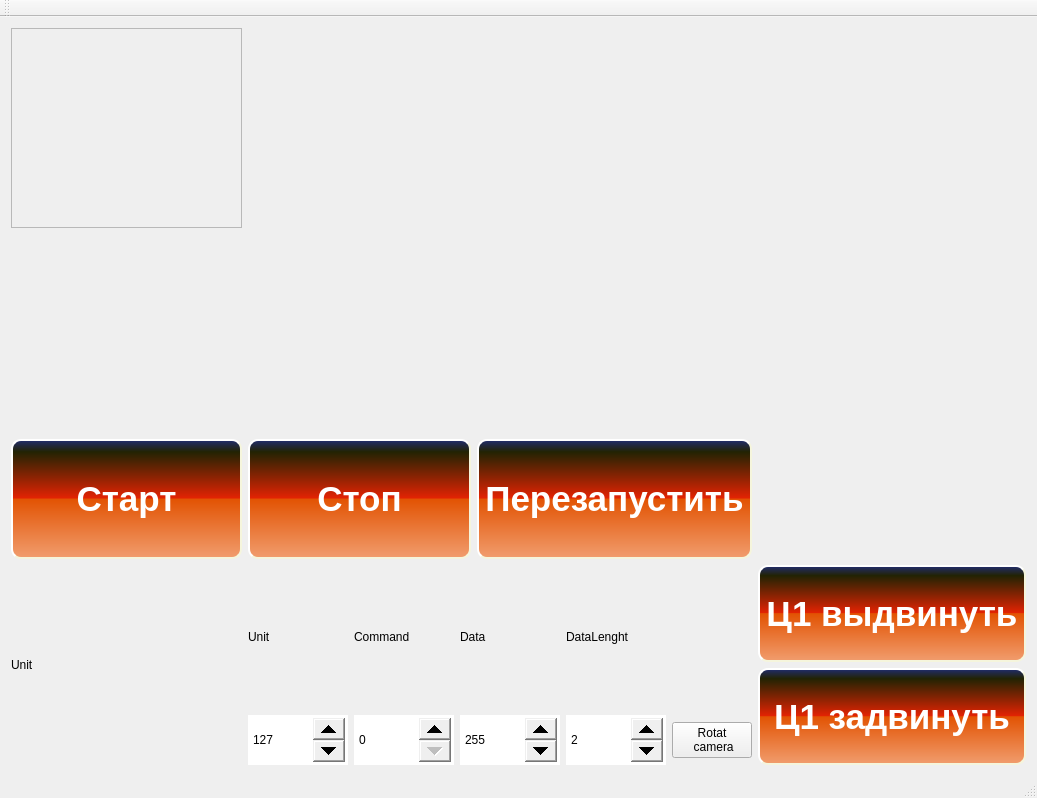
The window that mainwindow.ui (andreyshmelev/strength-test-with-camera-and-qcustomplot) describes before a commit, drawn with Qt 5.
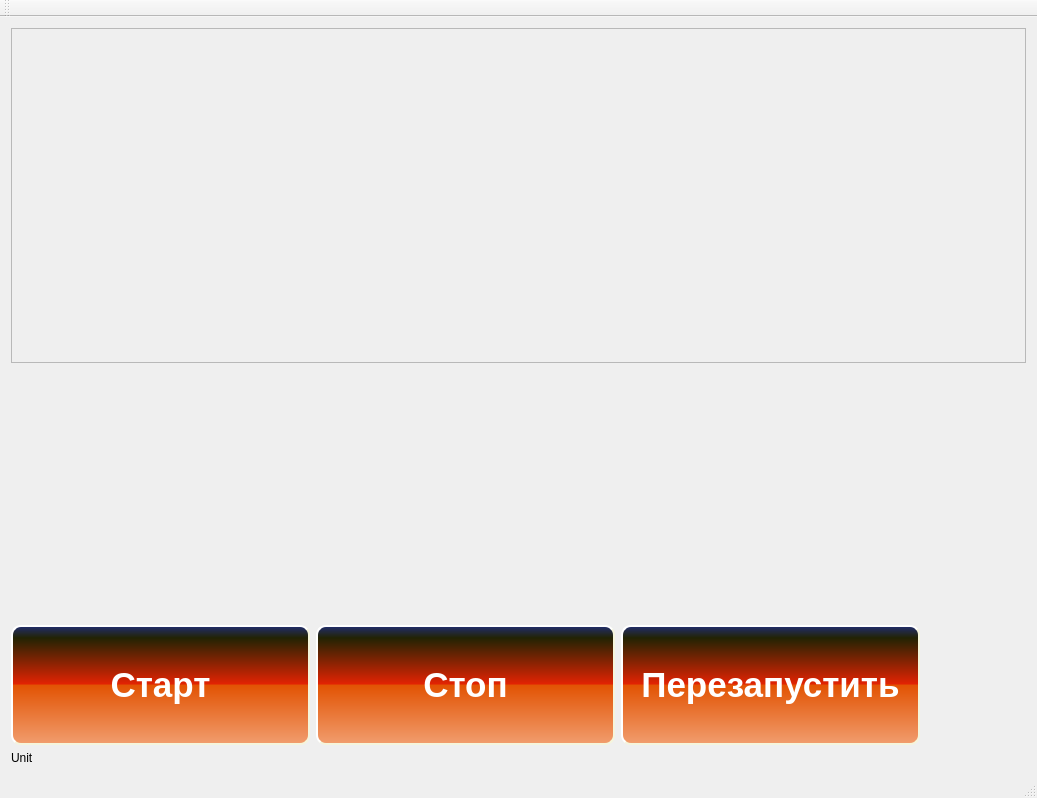
The same window after the commit. Custom widgets are drawn as their Qt base class.

Commit message: делаем дизайн и настройки

Patch:
```diff
--- a/mainwindow.ui
+++ b/mainwindow.ui
@@ -27,8 +27,252 @@
 }</string>
   </property>
   <widget class="QWidget" name="centralWidget">
-   <layout class="QGridLayout" name="gridLayout_3">
-    <item row="0" column="0">
+   <layout class="QGridLayout" name="gridLayout_2">
+    <item row="1" column="0">
+     <widget class="QCustomPlot" name="customPlot" native="true">
+      <property name="sizePolicy">
+       <sizepolicy hsizetype="Expanding" vsizetype="Expanding">
+        <horstretch>0</horstretch>
+        <verstretch>0</verstretch>
+       </sizepolicy>
+      </property>
+      <property name="maximumSize">
+       <size>
+        <width>16777215</width>
+        <height>250</height>
+       </size>
+      </property>
+     </widget>
+    </item>
+    <item row="1" column="1">
+     <widget class="QCustomPlot" name="customPlot_2" native="true">
+      <property name="sizePolicy">
+       <sizepolicy hsizetype="Preferred" vsizetype="Expanding">
+        <horstretch>0</horstretch>
+        <verstretch>0</verstretch>
+       </sizepolicy>
+      </property>
+      <property name="minimumSize">
+       <size>
+        <width>100</width>
+        <height>0</height>
+       </size>
+      </property>
+      <property name="maximumSize">
+       <size>
+        <width>250</width>
+        <height>250</height>
+       </size>
+      </property>
+     </widget>
+    </item>
+    <item row="2" column="0">
+     <layout class="QGridLayout" name="gridLayout">
+      <item row="0" column="0">
+       <widget class="QPushButton" name="startButton">
+        <property name="sizePolicy">
+         <sizepolicy hsizetype="Minimum" vsizetype="Expanding">
+          <horstretch>0</horstretch>
+          <verstretch>0</verstretch>
+         </sizepolicy>
+        </property>
+        <property name="maximumSize">
+         <size>
+          <width>16777215</width>
+          <height>120</height>
+         </size>
+        </property>
+        <property name="font">
+         <font>
+          <pointsize>-1</pointsize>
+          <weight>75</weight>
+          <italic>false</italic>
+          <bold>true</bold>
+         </font>
+        </property>
+        <property name="styleSheet">
+         <string notr="true">QPushButton 
+{
+background-color: QLinearGradient( x1: 0, y1: 0, x2: 0, y2: 1, stop: 0 #212D6E, stop: 0.1 #222303, stop: 0.49 #E22303, stop: 0.5 #E25303, stop: 1 #F19D6E);
+
+
+    border-style: outset;
+    border-width: 2px;
+    border-radius: 10px;
+    border-color: beige;
+    font: bold 35px; color: white;
+    padding: 6px;
+}
+
+
+
+QPushButton:disabled 
+{
+background-color: qlineargradient(spread:pad, x1:0, y1:0, x2:1, y2:0, stop:0 rgba(226,83,3, 70), stop:1 rgba(226,83,3, 70));
+    border-style: outset;
+    border-width: 2px;
+    border-radius: 10px;
+    border-color: beige;
+    font: bold 35px; color: white;
+    padding: 6px;
+}
+
+QPushButton:pressed 
+{
+background-color: qlineargradient(spread:pad, x1:0, y1:0, x2:0, y2:1, stop:0 rgba(0xe2,0x3c,0x03, 255), stop:1 rgba(226,83,3, 255));
+    border-style: outset;
+    border-width: 2px;
+    border-radius: 10px;
+    border-color: beige;
+    font: bold 35px; color: white;
+    padding: 6px;
+}</string>
+        </property>
+        <property name="text">
+         <string>Старт</string>
+        </property>
+       </widget>
+      </item>
+      <item row="0" column="1">
+       <widget class="QPushButton" name="stopbutton">
+        <property name="sizePolicy">
+         <sizepolicy hsizetype="Minimum" vsizetype="Expanding">
+          <horstretch>0</horstretch>
+          <verstretch>0</verstretch>
+         </sizepolicy>
+        </property>
+        <property name="maximumSize">
+         <size>
+          <width>16777215</width>
+          <height>120</height>
+         </size>
+        </property>
+        <property name="font">
+         <font>
+          <pointsize>-1</pointsize>
+          <weight>75</weight>
+          <italic>false</italic>
+          <bold>true</bold>
+         </font>
+        </property>
+        <property name="styleSheet">
+         <string notr="true">QPushButton 
+{
+background-color: QLinearGradient( x1: 0, y1: 0, x2: 0, y2: 1, stop: 0 #212D6E, stop: 0.1 #222303, stop: 0.49 #E22303, stop: 0.5 #E25303, stop: 1 #F19D6E);
+
+
+    border-style: outset;
+    border-width: 2px;
+    border-radius: 10px;
+    border-color: beige;
+    font: bold 35px; color: white;
+    padding: 6px;
+}
+
+
+
+QPushButton:disabled 
+{
+background-color: qlineargradient(spread:pad, x1:0, y1:0, x2:1, y2:0, stop:0 rgba(226,83,3, 70), stop:1 rgba(226,83,3, 70));
+    border-style: outset;
+    border-width: 2px;
+    border-radius: 10px;
+    border-color: beige;
+    font: bold 35px; color: white;
+    padding: 6px;
+}
+
+QPushButton:pressed 
+{
+background-color: qlineargradient(spread:pad, x1:0, y1:0, x2:0, y2:1, stop:0 rgba(0xe2,0x3c,0x03, 255), stop:1 rgba(226,83,3, 255));
+    border-style: outset;
+    border-width: 2px;
+    border-radius: 10px;
+    border-color: beige;
+    font: bold 35px; color: white;
+    padding: 6px;
+}</string>
+        </property>
+        <property name="text">
+         <string>Стоп</string>
+        </property>
+       </widget>
+      </item>
+      <item row="0" column="2">
+       <widget class="QPushButton" name="restartbutton">
+        <property name="sizePolicy">
+         <sizepolicy hsizetype="Minimum" vsizetype="Expanding">
+          <horstretch>0</horstretch>
+          <verstretch>0</verstretch>
+         </sizepolicy>
+        </property>
+        <property name="maximumSize">
+         <size>
+          <width>16777215</width>
+          <height>120</height>
+         </size>
+        </property>
+        <property name="font">
+         <font>
+          <pointsize>-1</pointsize>
+          <weight>75</weight>
+          <italic>false</italic>
+          <bold>true</bold>
+         </font>
+        </property>
+        <property name="styleSheet">
+         <string notr="true">QPushButton 
+{
+background-color: QLinearGradient( x1: 0, y1: 0, x2: 0, y2: 1, stop: 0 #212D6E, stop: 0.1 #222303, stop: 0.49 #E22303, stop: 0.5 #E25303, stop: 1 #F19D6E);
+
+
+    border-style: outset;
+    border-width: 2px;
+    border-radius: 10px;
+    border-color: beige;
+    font: bold 35px; color: white;
+    padding: 6px;
+}
+
+
+
+QPushButton:disabled 
+{
+background-color: qlineargradient(spread:pad, x1:0, y1:0, x2:1, y2:0, stop:0 rgba(226,83,3, 70), stop:1 rgba(226,83,3, 70));
+    border-style: outset;
+    border-width: 2px;
+    border-radius: 10px;
+    border-color: beige;
+    font: bold 35px; color: white;
+    padding: 6px;
+}
+
+QPushButton:pressed 
+{
+background-color: qlineargradient(spread:pad, x1:0, y1:0, x2:0, y2:1, stop:0 rgba(0xe2,0x3c,0x03, 255), stop:1 rgba(226,83,3, 255));
+    border-style: outset;
+    border-width: 2px;
+    border-radius: 10px;
+    border-color: beige;
+    font: bold 35px; color: white;
+    padding: 6px;
+}</string>
+        </property>
+        <property name="text">
+         <string>Перезапустить</string>
+        </property>
+       </widget>
+      </item>
+     </layout>
+    </item>
+    <item row="3" column="0">
+     <widget class="QLabel" name="message">
+      <property name="text">
+       <string>Unit</string>
+      </property>
+     </widget>
+    </item>
+    <item row="0" column="0" colspan="2">
      <widget class="QScrollArea" name="scrollArea">
       <property name="widgetResizable">
        <bool>true</bool>
@@ -38,512 +282,13 @@
         <rect>
          <x>0</x>
          <y>0</y>
-         <width>200</width>
-         <height>188</height>
+         <width>1013</width>
+         <height>223</height>
         </rect>
        </property>
       </widget>
      </widget>
     </item>
-    <item row="2" column="0">
-     <widget class="QPushButton" name="startButton">
-      <property name="sizePolicy">
-       <sizepolicy hsizetype="Minimum" vsizetype="Expanding">
-        <horstretch>0</horstretch>
-        <verstretch>0</verstretch>
-       </sizepolicy>
-      </property>
-      <property name="maximumSize">
-       <size>
-        <width>16777215</width>
-        <height>120</height>
-       </size>
-      </property>
-      <property name="font">
-       <font>
-        <pointsize>-1</pointsize>
-        <weight>75</weight>
-        <italic>false</italic>
-        <bold>true</bold>
-       </font>
-      </property>
-      <property name="styleSheet">
-       <string notr="true">QPushButton 
-{
-background-color: QLinearGradient( x1: 0, y1: 0, x2: 0, y2: 1, stop: 0 #212D6E, stop: 0.1 #222303, stop: 0.49 #E22303, stop: 0.5 #E25303, stop: 1 #F19D6E);
-
-
-    border-style: outset;
-    border-width: 2px;
-    border-radius: 10px;
-    border-color: beige;
-    font: bold 35px; color: white;
-    padding: 6px;
-}
-
-
-
-QPushButton:disabled 
-{
-background-color: qlineargradient(spread:pad, x1:0, y1:0, x2:1, y2:0, stop:0 rgba(226,83,3, 70), stop:1 rgba(226,83,3, 70));
-    border-style: outset;
-    border-width: 2px;
-    border-radius: 10px;
-    border-color: beige;
-    font: bold 35px; color: white;
-    padding: 6px;
-}
-
-QPushButton:pressed 
-{
-background-color: qlineargradient(spread:pad, x1:0, y1:0, x2:0, y2:1, stop:0 rgba(0xe2,0x3c,0x03, 255), stop:1 rgba(226,83,3, 255));
-    border-style: outset;
-    border-width: 2px;
-    border-radius: 10px;
-    border-color: beige;
-    font: bold 35px; color: white;
-    padding: 6px;
-}</string>
-      </property>
-      <property name="text">
-       <string>Старт</string>
-      </property>
-     </widget>
-    </item>
-    <item row="2" column="1">
-     <widget class="QPushButton" name="stopbutton">
-      <property name="sizePolicy">
-       <sizepolicy hsizetype="Minimum" vsizetype="Expanding">
-        <horstretch>0</horstretch>
-        <verstretch>0</verstretch>
-       </sizepolicy>
-      </property>
-      <property name="maximumSize">
-       <size>
-        <width>16777215</width>
-        <height>120</height>
-       </size>
-      </property>
-      <property name="font">
-       <font>
-        <pointsize>-1</pointsize>
-        <weight>75</weight>
-        <italic>false</italic>
-        <bold>true</bold>
-       </font>
-      </property>
-      <property name="styleSheet">
-       <string notr="true">QPushButton 
-{
-background-color: QLinearGradient( x1: 0, y1: 0, x2: 0, y2: 1, stop: 0 #212D6E, stop: 0.1 #222303, stop: 0.49 #E22303, stop: 0.5 #E25303, stop: 1 #F19D6E);
-
-
-    border-style: outset;
-    border-width: 2px;
-    border-radius: 10px;
-    border-color: beige;
-    font: bold 35px; color: white;
-    padding: 6px;
-}
-
-
-
-QPushButton:disabled 
-{
-background-color: qlineargradient(spread:pad, x1:0, y1:0, x2:1, y2:0, stop:0 rgba(226,83,3, 70), stop:1 rgba(226,83,3, 70));
-    border-style: outset;
-    border-width: 2px;
-    border-radius: 10px;
-    border-color: beige;
-    font: bold 35px; color: white;
-    padding: 6px;
-}
-
-QPushButton:pressed 
-{
-background-color: qlineargradient(spread:pad, x1:0, y1:0, x2:0, y2:1, stop:0 rgba(0xe2,0x3c,0x03, 255), stop:1 rgba(226,83,3, 255));
-    border-style: outset;
-    border-width: 2px;
-    border-radius: 10px;
-    border-color: beige;
-    font: bold 35px; color: white;
-    padding: 6px;
-}</string>
-      </property>
-      <property name="text">
-       <string>Стоп</string>
-      </property>
-     </widget>
-    </item>
-    <item row="3" column="0">
-     <widget class="QLabel" name="message">
-      <property name="text">
-       <string>Unit</string>
-      </property>
-     </widget>
-    </item>
-    <item row="3" column="1" colspan="2">
-     <layout class="QGridLayout" name="gridLayout">
-      <item row="0" column="1">
-       <widget class="QLabel" name="label_6">
-        <property name="text">
-         <string>Command</string>
-        </property>
-       </widget>
-      </item>
-      <item row="0" column="2">
-       <widget class="QLabel" name="label_7">
-        <property name="text">
-         <string>Data</string>
-        </property>
-       </widget>
-      </item>
-      <item row="0" column="0">
-       <widget class="QLabel" name="label_5">
-        <property name="text">
-         <string>Unit</string>
-        </property>
-       </widget>
-      </item>
-      <item row="0" column="3">
-       <widget class="QLabel" name="label_8">
-        <property name="text">
-         <string>DataLenght</string>
-        </property>
-       </widget>
-      </item>
-      <item row="1" column="0">
-       <widget class="QSpinBox" name="unit">
-        <property name="minimumSize">
-         <size>
-          <width>100</width>
-          <height>50</height>
-         </size>
-        </property>
-        <property name="styleSheet">
-         <string notr="true">QSpinBox::up-button { width: 32px; }
-QSpinBox::down-button { width: 32px; }
-QComboBox::drop-down 
-{ width: 32px; }</string>
-        </property>
-        <property name="maximum">
-         <number>2222</number>
-        </property>
-        <property name="value">
-         <number>127</number>
-        </property>
-       </widget>
-      </item>
-      <item row="1" column="1">
-       <widget class="QSpinBox" name="command">
-        <property name="minimumSize">
-         <size>
-          <width>100</width>
-          <height>50</height>
-         </size>
-        </property>
-        <property name="styleSheet">
-         <string notr="true">QSpinBox::up-button { width: 32px; }
-QSpinBox::down-button { width: 32px; }
-QComboBox::drop-down 
-{ width: 32px; }</string>
-        </property>
-        <property name="maximum">
-         <number>2222</number>
-        </property>
-        <property name="value">
-         <number>0</number>
-        </property>
-       </widget>
-      </item>
-      <item row="1" column="2">
-       <widget class="QSpinBox" name="data">
-        <property name="minimumSize">
-         <size>
-          <width>100</width>
-          <height>50</height>
-         </size>
-        </property>
-        <property name="styleSheet">
-         <string notr="true">QSpinBox::up-button { width: 32px; }
-QSpinBox::down-button { width: 32px; }
-QComboBox::drop-down 
-{ width: 32px; }</string>
-        </property>
-        <property name="maximum">
-         <number>42000000</number>
-        </property>
-        <property name="value">
-         <number>255</number>
-        </property>
-       </widget>
-      </item>
-      <item row="1" column="3">
-       <widget class="QSpinBox" name="DataLenght">
-        <property name="minimumSize">
-         <size>
-          <width>100</width>
-          <height>50</height>
-         </size>
-        </property>
-        <property name="styleSheet">
-         <string notr="true">QSpinBox::up-button { width: 32px; }
-QSpinBox::down-button { width: 32px; }
-QComboBox::drop-down 
-{ width: 32px; }</string>
-        </property>
-        <property name="maximum">
-         <number>65000</number>
-        </property>
-        <property name="singleStep">
-         <number>1</number>
-        </property>
-        <property name="value">
-         <number>2</number>
-        </property>
-       </widget>
-      </item>
-      <item row="1" column="4">
-       <widget class="QPushButton" name="pushButton">
-        <property name="text">
-         <string>Rotat
- camera</string>
-        </property>
-       </widget>
-      </item>
-     </layout>
-    </item>
-    <item row="3" column="3">
-     <layout class="QGridLayout" name="gridLayout_2">
-      <item row="0" column="0">
-       <widget class="QPushButton" name="cyl1forward">
-        <property name="sizePolicy">
-         <sizepolicy hsizetype="Minimum" vsizetype="Expanding">
-          <horstretch>0</horstretch>
-          <verstretch>0</verstretch>
-         </sizepolicy>
-        </property>
-        <property name="maximumSize">
-         <size>
-          <width>16777215</width>
-          <height>120</height>
-         </size>
-        </property>
-        <property name="font">
-         <font>
-          <pointsize>-1</pointsize>
-          <weight>75</weight>
-          <italic>false</italic>
-          <bold>true</bold>
-         </font>
-        </property>
-        <property name="styleSheet">
-         <string notr="true">QPushButton 
-{
-background-color: QLinearGradient( x1: 0, y1: 0, x2: 0, y2: 1, stop: 0 #212D6E, stop: 0.1 #222303, stop: 0.49 #E22303, stop: 0.5 #E25303, stop: 1 #F19D6E);
-
-
-    border-style: outset;
-    border-width: 2px;
-    border-radius: 10px;
-    border-color: beige;
-    font: bold 35px; color: white;
-    padding: 6px;
-}
-
-
-
-QPushButton:disabled 
-{
-background-color: qlineargradient(spread:pad, x1:0, y1:0, x2:1, y2:0, stop:0 rgba(226,83,3, 70), stop:1 rgba(226,83,3, 70));
-    border-style: outset;
-    border-width: 2px;
-    border-radius: 10px;
-    border-color: beige;
-    font: bold 35px; color: white;
-    padding: 6px;
-}
-
-QPushButton:pressed 
-{
-background-color: qlineargradient(spread:pad, x1:0, y1:0, x2:0, y2:1, stop:0 rgba(0xe2,0x3c,0x03, 255), stop:1 rgba(226,83,3, 255));
-    border-style: outset;
-    border-width: 2px;
-    border-radius: 10px;
-    border-color: beige;
-    font: bold 35px; color: white;
-    padding: 6px;
-}</string>
-        </property>
-        <property name="text">
-         <string>Ц1 выдвинуть</string>
-        </property>
-       </widget>
-      </item>
-      <item row="1" column="0">
-       <widget class="QPushButton" name="cyl1backward">
-        <property name="sizePolicy">
-         <sizepolicy hsizetype="Minimum" vsizetype="Expanding">
-          <horstretch>0</horstretch>
-          <verstretch>0</verstretch>
-         </sizepolicy>
-        </property>
-        <property name="maximumSize">
-         <size>
-          <width>16777215</width>
-          <height>120</height>
-         </size>
-        </property>
-        <property name="font">
-         <font>
-          <pointsize>-1</pointsize>
-          <weight>75</weight>
-          <italic>false</italic>
-          <bold>true</bold>
-         </font>
-        </property>
-        <property name="styleSheet">
-         <string notr="true">QPushButton 
-{
-background-color: QLinearGradient( x1: 0, y1: 0, x2: 0, y2: 1, stop: 0 #212D6E, stop: 0.1 #222303, stop: 0.49 #E22303, stop: 0.5 #E25303, stop: 1 #F19D6E);
-
-
-    border-style: outset;
-    border-width: 2px;
-    border-radius: 10px;
-    border-color: beige;
-    font: bold 35px; color: white;
-    padding: 6px;
-}
-
-
-
-QPushButton:disabled 
-{
-background-color: qlineargradient(spread:pad, x1:0, y1:0, x2:1, y2:0, stop:0 rgba(226,83,3, 70), stop:1 rgba(226,83,3, 70));
-    border-style: outset;
-    border-width: 2px;
-    border-radius: 10px;
-    border-color: beige;
-    font: bold 35px; color: white;
-    padding: 6px;
-}
-
-QPushButton:pressed 
-{
-background-color: qlineargradient(spread:pad, x1:0, y1:0, x2:0, y2:1, stop:0 rgba(0xe2,0x3c,0x03, 255), stop:1 rgba(226,83,3, 255));
-    border-style: outset;
-    border-width: 2px;
-    border-radius: 10px;
-    border-color: beige;
-    font: bold 35px; color: white;
-    padding: 6px;
-}</string>
-        </property>
-        <property name="text">
-         <string>Ц1 задвинуть</string>
-        </property>
-       </widget>
-      </item>
-     </layout>
-    </item>
-    <item row="1" column="0" colspan="3">
-     <widget class="QCustomPlot" name="customPlot" native="true">
-      <property name="sizePolicy">
-       <sizepolicy hsizetype="Expanding" vsizetype="Expanding">
-        <horstretch>0</horstretch>
-        <verstretch>0</verstretch>
-       </sizepolicy>
-      </property>
-      <property name="maximumSize">
-       <size>
-        <width>16777215</width>
-        <height>250</height>
-       </size>
-      </property>
-     </widget>
-    </item>
-    <item row="1" column="3">
-     <widget class="QCustomPlot" name="customPlot_2" native="true">
-      <property name="sizePolicy">
-       <sizepolicy hsizetype="Preferred" vsizetype="Expanding">
-        <horstretch>0</horstretch>
-        <verstretch>0</verstretch>
-       </sizepolicy>
-      </property>
-      <property name="maximumSize">
-       <size>
-        <width>250</width>
-        <height>250</height>
-       </size>
-      </property>
-     </widget>
-    </item>
-    <item row="2" column="2">
-     <widget class="QPushButton" name="restartbutton">
-      <property name="sizePolicy">
-       <sizepolicy hsizetype="Minimum" vsizetype="Expanding">
-        <horstretch>0</horstretch>
-        <verstretch>0</verstretch>
-       </sizepolicy>
-      </property>
-      <property name="maximumSize">
-       <size>
-        <width>16777215</width>
-        <height>120</height>
-       </size>
-      </property>
-      <property name="font">
-       <font>
-        <pointsize>-1</pointsize>
-        <weight>75</weight>
-        <italic>false</italic>
-        <bold>true</bold>
-       </font>
-      </property>
-      <property name="styleSheet">
-       <string notr="true">QPushButton 
-{
-background-color: QLinearGradient( x1: 0, y1: 0, x2: 0, y2: 1, stop: 0 #212D6E, stop: 0.1 #222303, stop: 0.49 #E22303, stop: 0.5 #E25303, stop: 1 #F19D6E);
-
-
-    border-style: outset;
-    border-width: 2px;
-    border-radius: 10px;
-    border-color: beige;
-    font: bold 35px; color: white;
-    padding: 6px;
-}
-
-
-
-QPushButton:disabled 
-{
-background-color: qlineargradient(spread:pad, x1:0, y1:0, x2:1, y2:0, stop:0 rgba(226,83,3, 70), stop:1 rgba(226,83,3, 70));
-    border-style: outset;
-    border-width: 2px;
-    border-radius: 10px;
-    border-color: beige;
-    font: bold 35px; color: white;
-    padding: 6px;
-}
-
-QPushButton:pressed 
-{
-background-color: qlineargradient(spread:pad, x1:0, y1:0, x2:0, y2:1, stop:0 rgba(0xe2,0x3c,0x03, 255), stop:1 rgba(226,83,3, 255));
-    border-style: outset;
-    border-width: 2px;
-    border-radius: 10px;
-    border-color: beige;
-    font: bold 35px; color: white;
-    padding: 6px;
-}</string>
-      </property>
-      <property name="text">
-       <string>Перезапустить</string>
-      </property>
-     </widget>
-    </item>
    </layout>
   </widget>
   <widget class="QMenuBar" name="menuBar">
```
The commit also changes 2 other files.
